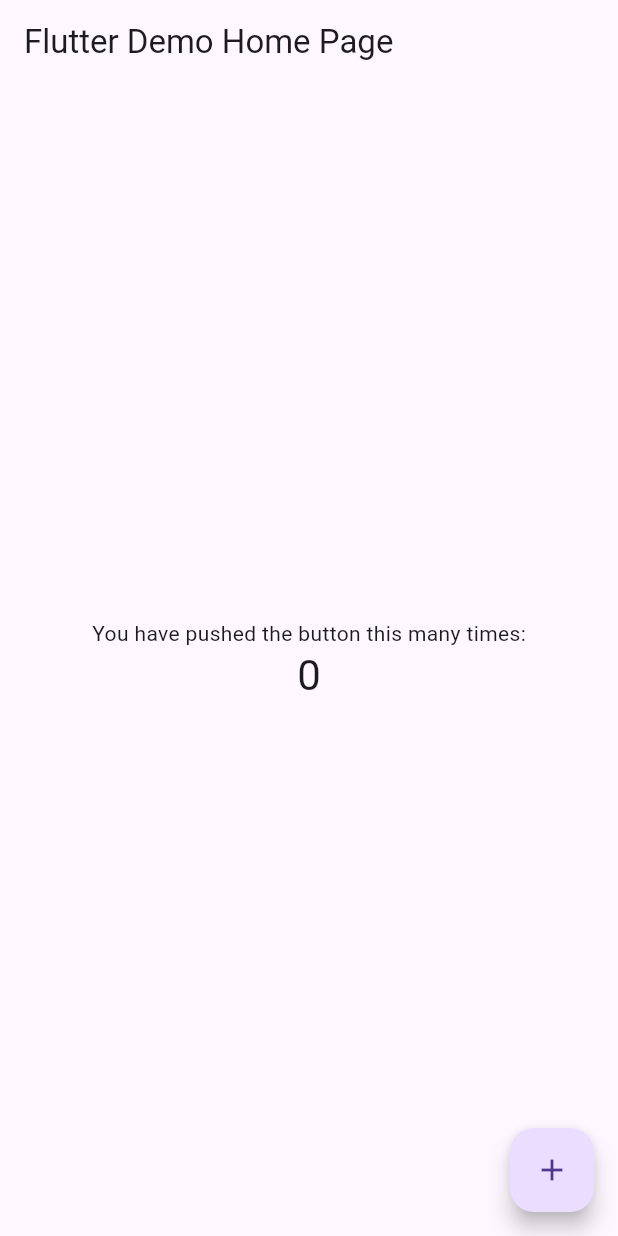
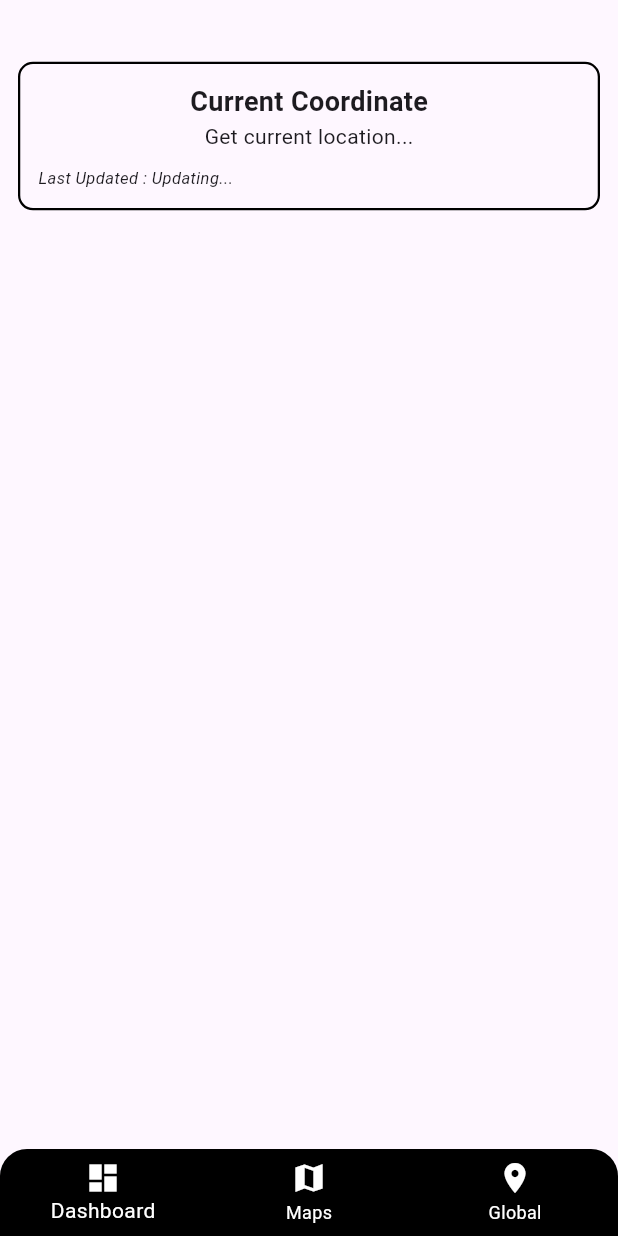
Before and after one commit to FlazeFy/pinmarker_mobile, a Flutter app: the screen it shows after launch, on a phone screen of 412 x 824 dp. Run offline on Flutter 3.47's test engine with Material 3 defaults, Android fonts, the light colour scheme and no system bars; our stand-ins replace geolocator, get.

Commit message:
[FE] Bottom navbar and get current location

```diff
--- /dev/null
+++ b/lib/components/bars/bottom_bar.dart
@@ -0,0 +1,61 @@
+import 'package:flutter/material.dart';
+import 'package:pinmarker/helpers/variables/global.dart';
+import 'package:pinmarker/helpers/variables/style.dart';
+import 'package:pinmarker/pages/dashboard/index.dart';
+import 'package:pinmarker/pages/global/index.dart';
+import 'package:pinmarker/pages/list/index.dart';
+
+class BottomBar extends StatefulWidget {
+  const BottomBar({key}) : super(key: key);
+
+  @override
+  BottomBarState createState() => BottomBarState();
+}
+
+class BottomBarState extends State<BottomBar> {
+  final List<Widget> _widgetOptions = <Widget>[
+    DashboardPage(),
+    GlobalPage(),
+    ListPage(),
+  ];
+
+  @override
+  Widget build(BuildContext context) {
+    return Scaffold(
+        body: _widgetOptions.elementAt(selectedIndex),
+        bottomNavigationBar: ClipRRect(
+          borderRadius: BorderRadius.only(
+            topRight: Radius.circular(roundedLG),
+            topLeft: Radius.circular(roundedLG),
+          ),
+          child: BottomNavigationBar(
+            currentIndex: selectedIndex,
+            items: const <BottomNavigationBarItem>[
+              BottomNavigationBarItem(
+                icon: Icon(Icons.dashboard),
+                label: 'Dashboard',
+              ),
+              BottomNavigationBarItem(
+                icon: Icon(Icons.map_sharp),
+                label: 'Maps',
+              ),
+              BottomNavigationBarItem(
+                icon: Icon(Icons.location_on_sharp),
+                label: 'Global',
+              ),
+            ],
+            backgroundColor: Colors.black,
+            // unselectedLabelStyle: GoogleFonts.poppins(),
+            // selectedLabelStyle: GoogleFonts.poppins(fontSize: 14),
+            selectedItemColor: Colors.white,
+            unselectedItemColor: Colors.white,
+
+            onTap: (index) {
+              setState(() {
+                selectedIndex = index;
+              });
+            },
+          ),
+        ));
+  }
+}
--- /dev/null
+++ b/lib/helpers/variables/global.dart
@@ -0,0 +1 @@
+int selectedIndex = 0;
--- a/lib/main.dart
+++ b/lib/main.dart
@@ -1,115 +1,28 @@
 import 'package:flutter/material.dart';
+import 'package:get/get.dart';
+import 'package:pinmarker/components/bars/bottom_bar.dart';
 
 void main() {
-  runApp(const MyApp());
+  runApp(MyApp());
 }
 
-class MyApp extends StatelessWidget {
-  const MyApp({super.key});
-
-  // This widget is the root of your application.
+class MyApp extends StatefulWidget {
   @override
-  Widget build(BuildContext context) {
-    return MaterialApp(
-      title: 'Flutter Demo',
-      theme: ThemeData(
-        // This is the theme of your application.
-        //
-        // Try running your application with "flutter run". You'll see the
-        // application has a blue toolbar. Then, without quitting the app, try
-        // changing the primarySwatch below to Colors.green and then invoke
-        // "hot reload" (press "r" in the console where you ran "flutter run",
-        // or simply save your changes to "hot reload" in a Flutter IDE).
-        // Notice that the counter didn't reset back to zero; the application
-        // is not restarted.
-        primarySwatch: Colors.blue,
-      ),
-      home: const MyHomePage(title: 'Flutter Demo Home Page'),
-    );
-  }
+  StateMyApp createState() => StateMyApp();
 }
 
-class MyHomePage extends StatefulWidget {
-  const MyHomePage({super.key, required this.title});
-
-  // This widget is the home page of your application. It is stateful, meaning
-  // that it has a State object (defined below) that contains fields that affect
-  // how it looks.
-
-  // This class is the configuration for the state. It holds the values (in this
-  // case the title) provided by the parent (in this case the App widget) and
-  // used by the build method of the State. Fields in a Widget subclass are
-  // always marked "final".
-
-  final String title;
-
+class StateMyApp extends State<MyApp> {
   @override
-  State<MyHomePage> createState() => _MyHomePageState();
-}
-
-class _MyHomePageState extends State<MyHomePage> {
-  int _counter = 0;
-
-  void _incrementCounter() {
-    setState(() {
-      // This call to setState tells the Flutter framework that something has
-      // changed in this State, which causes it to rerun the build method below
-      // so that the display can reflect the updated values. If we changed
-      // _counter without calling setState(), then the build method would not be
-      // called again, and so nothing would appear to happen.
-      _counter++;
-    });
+  void initState() {
+    super.initState();
   }
 
   @override
   Widget build(BuildContext context) {
-    // This method is rerun every time setState is called, for instance as done
-    // by the _incrementCounter method above.
-    //
-    // The Flutter framework has been optimized to make rerunning build methods
-    // fast, so that you can just rebuild anything that needs updating rather
-    // than having to individually change instances of widgets.
-    return Scaffold(
-      appBar: AppBar(
-        // Here we take the value from the MyHomePage object that was created by
-        // the App.build method, and use it to set our appbar title.
-        title: Text(widget.title),
-      ),
-      body: Center(
-        // Center is a layout widget. It takes a single child and positions it
-        // in the middle of the parent.
-        child: Column(
-          // Column is also a layout widget. It takes a list of children and
-          // arranges them vertically. By default, it sizes itself to fit its
-          // children horizontally, and tries to be as tall as its parent.
-          //
-          // Invoke "debug painting" (press "p" in the console, choose the
-          // "Toggle Debug Paint" action from the Flutter Inspector in Android
-          // Studio, or the "Toggle Debug Paint" command in Visual Studio Code)
-          // to see the wireframe for each widget.
-          //
-          // Column has various properties to control how it sizes itself and
-          // how it positions its children. Here we use mainAxisAlignment to
-          // center the children vertically; the main axis here is the vertical
-          // axis because Columns are vertical (the cross axis would be
-          // horizontal).
-          mainAxisAlignment: MainAxisAlignment.center,
-          children: <Widget>[
-            const Text(
-              'You have pushed the button this many times:',
-            ),
-            Text(
-              '$_counter',
-              style: Theme.of(context).textTheme.headlineMedium,
-            ),
-          ],
-        ),
-      ),
-      floatingActionButton: FloatingActionButton(
-        onPressed: _incrementCounter,
-        tooltip: 'Increment',
-        child: const Icon(Icons.add),
-      ), // This trailing comma makes auto-formatting nicer for build methods.
+    return const GetMaterialApp(
+      debugShowCheckedModeBanner: false,
+      title: 'PinMarker',
+      home: BottomBar(),
     );
   }
 }
--- /dev/null
+++ b/lib/pages/dashboard/index.dart
@@ -0,0 +1,22 @@
+import 'package:flutter/material.dart';
+import 'package:get/route_manager.dart';
+import 'package:pinmarker/helpers/variables/style.dart';
+import 'package:pinmarker/pages/dashboard/usecases/get_current_coor.dart';
+
+class DashboardPage extends StatefulWidget {
+  @override
+  StateDashboardPage createState() => StateDashboardPage();
+}
+
+class StateDashboardPage extends State<DashboardPage> {
+  @override
+  Widget build(BuildContext context) {
+    return Scaffold(
+      body: ListView(
+        padding: EdgeInsets.only(
+            top: Get.height * 0.05, left: spaceMD, right: spaceMD),
+        children: <Widget>[GetCurrentCoor()],
+      ),
+    );
+  }
+}
--- /dev/null
+++ b/lib/pages/dashboard/usecases/get_current_coor.dart
@@ -0,0 +1,93 @@
+import 'dart:async';
+import 'package:flutter/material.dart';
+import 'package:geolocator/geolocator.dart';
+import 'package:pinmarker/helpers/variables/style.dart';
+import 'package:intl/intl.dart';
+
+class GetCurrentCoor extends StatefulWidget {
+  @override
+  StateGetCurrentCoor createState() => StateGetCurrentCoor();
+}
+
+class StateGetCurrentCoor extends State<GetCurrentCoor> {
+  Position? currentPosition;
+  String? lastUpdated;
+  late Timer timer;
+
+  @override
+  void initState() {
+    super.initState();
+    getLocation();
+    timer =
+        Timer.periodic(const Duration(seconds: 3), (Timer t) => getLocation());
+  }
+
+  @override
+  void dispose() {
+    timer.cancel();
+    super.dispose();
+  }
+
+  Future<void> getLocation() async {
+    bool serviceEnabled;
+    LocationPermission permission;
+
+    serviceEnabled = await Geolocator.isLocationServiceEnabled();
+    if (!serviceEnabled) {
+      return Future.error('Location services are disabled.');
+    }
+
+    permission = await Geolocator.checkPermission();
+    if (permission == LocationPermission.denied) {
+      permission = await Geolocator.requestPermission();
+      if (permission == LocationPermission.denied) {
+        return Future.error('Location permissions are denied');
+      }
+    }
+
+    if (permission == LocationPermission.deniedForever) {
+      return Future.error(
+          'Location permissions are permanently denied, we cannot request permissions.');
+    }
+
+    Position position = await Geolocator.getCurrentPosition(
+        desiredAccuracy: LocationAccuracy.high);
+    setState(() {
+      currentPosition = position;
+      lastUpdated = DateFormat('yyyy-MM-dd HH:mm:ss').format(DateTime.now());
+    });
+  }
+
+  @override
+  Widget build(BuildContext context) {
+    return Container(
+        padding: EdgeInsets.all(spaceMD),
+        decoration: BoxDecoration(
+            border: Border.all(width: 1.5, color: Colors.black),
+            borderRadius: BorderRadius.all(Radius.circular(roundedSM))),
+        child: Column(
+          children: [
+            Text(
+              'Current Coordinate',
+              style: TextStyle(fontWeight: FontWeight.w600, fontSize: textLG),
+            ),
+            if (currentPosition != null)
+              Text(
+                'Latitude: ${currentPosition!.latitude}, Longitude: ${currentPosition!.longitude}',
+              )
+            else
+              const Text('Get current location...'),
+            SizedBox(height: spaceSM),
+            Row(
+              children: [
+                Text(
+                  "Last Updated : ${lastUpdated ?? 'Updating...'}",
+                  style:
+                      TextStyle(fontStyle: FontStyle.italic, fontSize: textXSM),
+                )
+              ],
+            )
+          ],
+        ));
+  }
+}
--- a/pubspec.yaml
+++ b/pubspec.yaml
@@ -35,6 +35,9 @@
   # The following adds the Cupertino Icons font to your application.
   # Use with the CupertinoIcons class for iOS style icons.
   cupertino_icons: ^1.0.2
+  geolocator: ^12.0.0
+  get: ^4.6.6
+  intl: ^0.19.0
 
 dev_dependencies:
   flutter_test:
```
Also changed, not shown: lib/helpers/variables/style.dart (added, +41 -0 lines), lib/pages/global/index.dart (added, +15 -0 lines), lib/pages/history/index.dart (added, +15 -0 lines), lib/pages/list/index.dart (added, +15 -0 lines), lib/pages/maps/index.dart (added, +15 -0 lines), lib/pages/profile/index.dart (added, +15 -0 lines), pubspec.lock, 14 other files.
